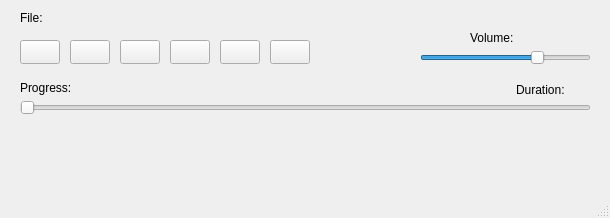
The window that Qt/MediaPlayerPD_321/MainWindow.ui (okovtun/PD_321_Win) describes before a commit, drawn with Qt 5.
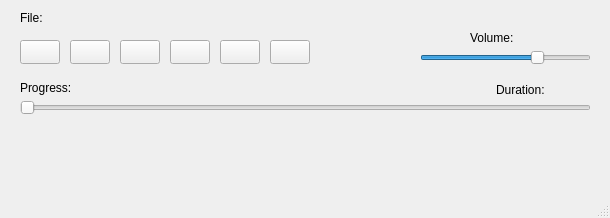
The same window after the commit. Icons and pictures are not drawn.

The edit to the form file:
```diff
--- a/Qt/MediaPlayerPD_321/MainWindow.ui
+++ b/Qt/MediaPlayerPD_321/MainWindow.ui
@@ -154,9 +154,9 @@
    <widget class="QLabel" name="labelDuration">
     <property name="geometry">
      <rect>
-      <x>516</x>
+      <x>496</x>
       <y>79</y>
-      <width>71</width>
+      <width>91</width>
       <height>21</height>
      </rect>
     </property>
```
